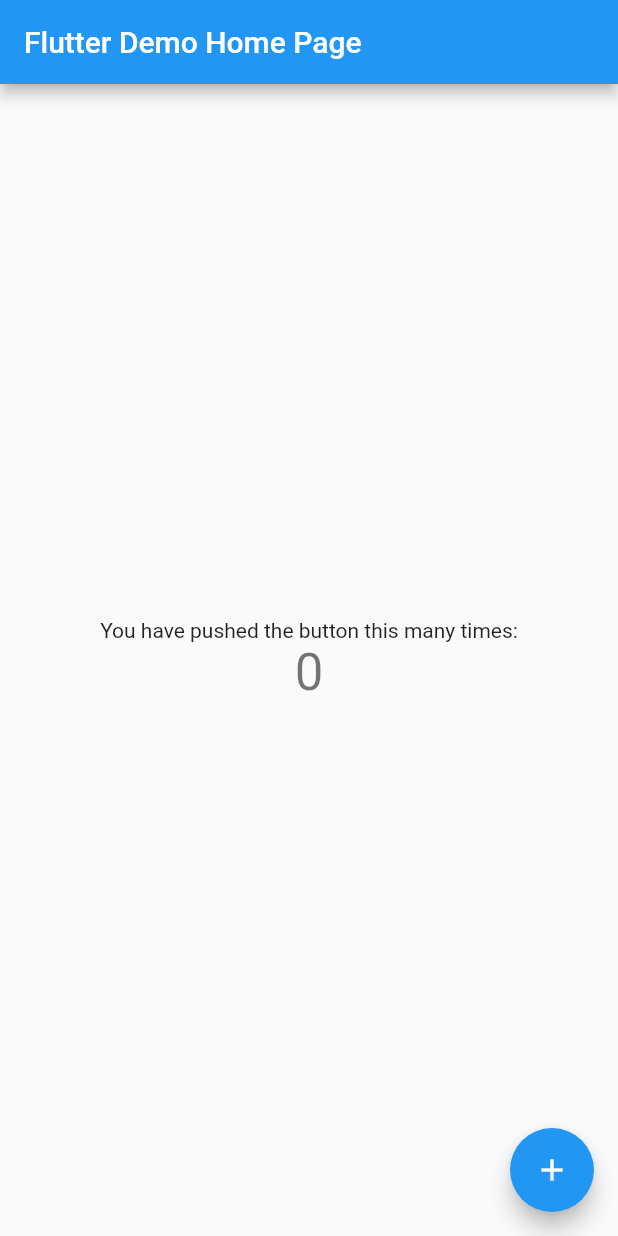
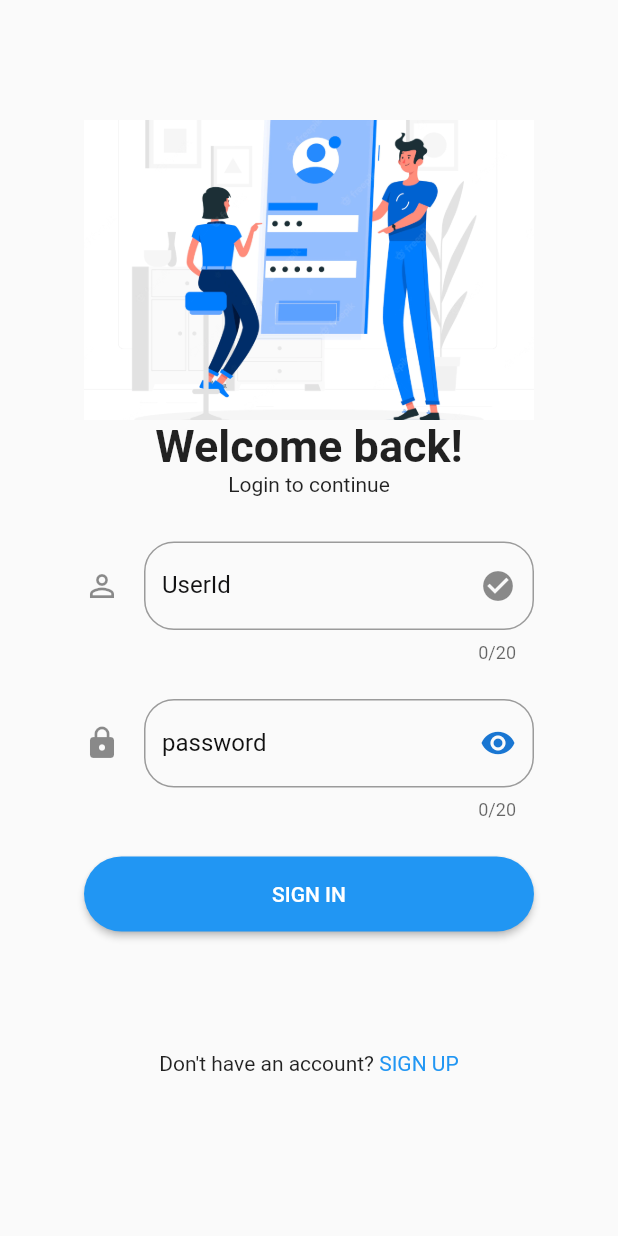
Before and after one commit to GemechisUrgessa/Flutter-UI, a Flutter app: the screen it shows after launch, on a phone screen of 412 x 824 dp. Run offline on Flutter 3.47's test engine with Material 2 defaults, Android fonts, the phone set to English and light mode, and no system bars.

Commit message:
login page

```diff
--- /dev/null
+++ b/lib/login.dart
@@ -0,0 +1,276 @@
+// import 'dart:ffi';
+
+import 'package:flutter/material.dart';
+// import 'package:formz/formz.dart';
+
+// enum PasswordInputError {
+//   noDigit,
+//   toShort,
+//   noUppercase,
+// }
+
+// class PasswordInput extends FormzInput<String, PasswordInputError> {
+//   const PasswordInput.pure() : super.pure('');
+//   const PasswordInput.dirty([String value = '']) : super.dirty(value);
+
+//   @override
+//   PasswordInputError? validator(String value) {
+//     if (value.length < 8) return PasswordInputError.toShort;
+//     if (value.contains(RegExp(r'[0-9]'))) return PasswordInputError.noDigit;
+//     if (value.contains(RegExp(r'[A-Z]'))) return PasswordInputError.noUppercase;
+
+//     return null;
+//   }
+// }
+
+class LoginPageScreen extends StatefulWidget {
+  const LoginPageScreen({Key? key}) : super(key: key);
+
+  @override
+  State<LoginPageScreen> createState() => _LoginPageScreenState();
+}
+
+class _LoginPageScreenState extends State<LoginPageScreen> {
+  final _formkey = GlobalKey<FormState>();
+
+  @override
+  Widget build(BuildContext context) {
+    // return BlocListener<LoginBloc, LoginState>(
+    //   listener: (context, state) {
+    //     if (_formkey.currentState!.validate()) {
+    //       var status = state.status;
+    //       if (status is SubmittingSuccess) {
+    //         _snackBar(context, "LogIn Success");
+    //         print("going to profi");
+    //         if (status.role == 'ADMIN') {
+    //           context.go('/admin');
+    //         } else {
+    //           context.go("/userProfile");
+    //         }
+    //       }
+    //       if (status is SubmittingFailure) {
+    //         var msg = state.status;
+    //         _snackBar(context, status.exception);
+    //         // context.read<LoginBloc>().add(const LoginSubmitted());
+    //       }
+    //     }
+    //   },
+    //   child:
+    return Scaffold(
+      body: Form(
+        key: _formkey,
+        child: Center(
+          child: SizedBox(
+            width: 300,
+            child: ListView(
+              padding: const EdgeInsets.only(top: 50),
+              children: [
+                Column(
+                  children: [
+                    const SizedBox(
+                      height: 30,
+                    ),
+                    Container(
+                      width: 300,
+                      height: 200,
+                      decoration: const BoxDecoration(
+                        image: DecorationImage(
+                          fit: BoxFit.cover,
+                          image: AssetImage("assets/Login_img.webp"),
+                        ),
+                      ),
+                    ),
+
+                    // const Icon(Icons.person_pin, size: 90),
+                    const Text(
+                      "Welcome back!",
+                      style:
+                          TextStyle(fontSize: 30, fontWeight: FontWeight.bold),
+                    ),
+                    const Text("Login to continue"),
+                    const SizedBox(height: 30),
+                    _UserIdInput(),
+                    const Padding(padding: EdgeInsets.all(12)),
+                    _PasswordInput(),
+                    const Padding(padding: EdgeInsets.all(12)),
+                    _loginButton(_formkey, context),
+
+                    const SizedBox(height: 30),
+                  ],
+                ),
+                const SizedBox(height: 50),
+                Row(
+                  mainAxisAlignment: MainAxisAlignment.center,
+                  children: [
+                    const Text("Don't have an account?"),
+                    GestureDetector(
+                      // onTap: () => context.go("/signUp"),
+                      child: const Text(
+                        " SIGN UP",
+                        style: TextStyle(color: Colors.blue),
+                      ),
+                    ),
+                  ],
+                ),
+              ],
+            ),
+          ),
+        ),
+      ),
+
+      // }
+    );
+  }
+}
+
+class _UserIdInput extends StatelessWidget {
+  @override
+  Widget build(BuildContext context) {
+    // return BlocBuilder<LoginBloc, LoginState>(
+    //   buildWhen: (previous, current) => previous.userId != current.userId,
+    //   builder: (context, state) {
+    return TextFormField(
+      autovalidateMode: AutovalidateMode.onUserInteraction,
+      validator: (value) {
+        if (value!.length < 4) {
+          return "UserName too short";
+        } else {
+          return null;
+        }
+      },
+      // => state.isUserIdValid ? null : "Invalid userId",
+      cursorColor: Colors.black,
+      maxLength: 20,
+      decoration: const InputDecoration(
+        // errorText: state.username.invalid ? 'invalid username' : null,
+        icon: Icon(Icons.person_outline),
+        focusColor: Colors.green,
+        fillColor: Colors.green,
+        labelText: 'UserId',
+        labelStyle: TextStyle(
+          color: Color.fromARGB(255, 18, 18, 19),
+        ),
+        suffixIcon: Icon(
+          Icons.check_circle,
+        ),
+        border: OutlineInputBorder(
+            borderRadius: BorderRadius.all(Radius.circular(20))),
+      ),
+      // onChanged: (userId) =>
+      // context.read<LoginBloc>().add(LoginUserIdChanged(userId)),
+    );
+  }
+}
+
+class _PasswordInput extends StatefulWidget {
+  @override
+  State<_PasswordInput> createState() => _PasswordInputState();
+}
+
+class _PasswordInputState extends State<_PasswordInput> {
+  bool _passwordVisible = false;
+
+  @override
+  Widget build(BuildContext context) {
+    // return BlocBuilder<LoginBloc, LoginState>(
+    //   buildWhen: (previous, current) => previous.password != current.password,
+    //   builder: (context, state) {
+    return TextFormField(
+      autovalidateMode: AutovalidateMode.onUserInteraction,
+      validator: (value) {
+        if (value!.length < 8) {
+          return "Password to short";
+        } else if (!value.contains(RegExp(r'[0-9]'))) {
+          return "Password should container numbers";
+        } else if (!value.contains(RegExp(r'[A-Z]'))) {
+          return "Password should container uppercase";
+        }
+        // if (value!.length < 8) {
+        //   return "Invalid password";
+        // }
+        //  else {
+        return null;
+        // }
+      },
+      //  =>
+      //     state.isPasswordValid ? null : "Invalid Password",
+      cursorColor: Colors.black,
+      maxLength: 20,
+      obscureText: _passwordVisible,
+      decoration: InputDecoration(
+        // errorText: state.password ? 'invalid password' : null,
+        icon: Icon(Icons.lock),
+
+        labelText: 'password',
+        labelStyle: TextStyle(
+          color: Color.fromARGB(255, 17, 17, 17),
+        ),
+        suffixIcon: IconButton(
+          icon: Icon(
+            // Based on passwordVisible state choose the icon
+            _passwordVisible ? Icons.visibility_off : Icons.visibility,
+            color: Theme.of(context).primaryColorDark,
+          ),
+          onPressed: () {
+            // Update the state i.e. toogle the state of passwordVisible variable
+            setState(() {
+              _passwordVisible = !_passwordVisible;
+            });
+          },
+        ),
+        border: OutlineInputBorder(
+            borderRadius: BorderRadius.all(Radius.circular(20))),
+      ),
+    );
+    // onChanged: (password) =>
+    // context.read<LoginBloc>().add(LoginPasswordChanged(password)),
+  }
+}
+
+Widget _loginButton(formkey, context) {
+  // @override
+  // Widget build(BuildContext context) {
+  // return BlocBuilder<LoginBloc, LoginState>(
+  //   buildWhen: (previous, current) => previous.status != current.status,
+  //   builder: (context, state) {
+  //     return state.status is FormSubmitting
+  //         ? const CircularProgressIndicator()
+  //         :
+  return ElevatedButton(
+    onPressed: () {
+      if (formkey.currentState!.validate()) {
+        // If the form is valid, display a snackbar. In the real world,
+        // you'd often call a server or save the information in a database.
+        ScaffoldMessenger.of(context).showSnackBar(
+          const SnackBar(content: Text('Processing Data')),
+        );
+      }
+      // if (_formkey.currentState.validate()) {
+      //   context.read<LoginBloc>().add(const LoginSubmitted());
+      //   var status = state.status;
+      // }
+    },
+    style: ElevatedButton.styleFrom(
+      minimumSize: const Size.fromHeight(50),
+      shape: RoundedRectangleBorder(
+        borderRadius: BorderRadius.circular(30.0),
+      ),
+    ),
+    child: const Text("SIGN IN"),
+  );
+  // },
+  // );
+}
+// // }
+
+// void _snackBar(context, message) {
+//   Color color;
+//   message == "LogIn Success" ? color = Colors.blue : color = Colors.red;
+//   final snackBar = SnackBar(
+//     backgroundColor: color,
+//     content: Text('$message'),
+//   );
+
+//   ScaffoldMessenger.of(context).showSnackBar(snackBar);
+//   // context.go("/signUp");
+// }
--- a/lib/main.dart
+++ b/lib/main.dart
@@ -1,4 +1,6 @@
 import 'package:flutter/material.dart';
+
+import 'login.dart';
 
 void main() {
   runApp(const MyApp());
@@ -11,105 +13,12 @@ class MyApp extends StatelessWidget {
   @override
   Widget build(BuildContext context) {
     return MaterialApp(
-      title: 'Flutter Demo',
+      debugShowCheckedModeBanner: false,
+      title: '>>> APP',
       theme: ThemeData(
-        // This is the theme of your application.
-        //
-        // Try running your application with "flutter run". You'll see the
-        // application has a blue toolbar. Then, without quitting the app, try
-        // changing the primarySwatch below to Colors.green and then invoke
-        // "hot reload" (press "r" in the console where you ran "flutter run",
-        // or simply save your changes to "hot reload" in a Flutter IDE).
-        // Notice that the counter didn't reset back to zero; the application
-        // is not restarted.
         primarySwatch: Colors.blue,
       ),
-      home: const MyHomePage(title: 'Flutter Demo Home Page'),
+      home: const LoginPageScreen(),
     );
   }
 }
-
-class MyHomePage extends StatefulWidget {
-  const MyHomePage({super.key, required this.title});
-
-  // This widget is the home page of your application. It is stateful, meaning
-  // that it has a State object (defined below) that contains fields that affect
-  // how it looks.
-
-  // This class is the configuration for the state. It holds the values (in this
-  // case the title) provided by the parent (in this case the App widget) and
-  // used by the build method of the State. Fields in a Widget subclass are
-  // always marked "final".
-
-  final String title;
-
-  @override
-  State<MyHomePage> createState() => _MyHomePageState();
-}
-
-class _MyHomePageState extends State<MyHomePage> {
-  int _counter = 0;
-
-  void _incrementCounter() {
-    setState(() {
-      // This call to setState tells the Flutter framework that something has
-      // changed in this State, which causes it to rerun the build method below
-      // so that the display can reflect the updated values. If we changed
-      // _counter without calling setState(), then the build method would not be
-      // called again, and so nothing would appear to happen.
-      _counter++;
-    });
-  }
-
-  @override
-  Widget build(BuildContext context) {
-    // This method is rerun every time setState is called, for instance as done
-    // by the _incrementCounter method above.
-    //
-    // The Flutter framework has been optimized to make rerunning build methods
-    // fast, so that you can just rebuild anything that needs updating rather
-    // than having to individually change instances of widgets.
-    return Scaffold(
-      appBar: AppBar(
-        // Here we take the value from the MyHomePage object that was created by
-        // the App.build method, and use it to set our appbar title.
-        title: Text(widget.title),
-      ),
-      body: Center(
-        // Center is a layout widget. It takes a single child and positions it
-        // in the middle of the parent.
-        child: Column(
-          // Column is also a layout widget. It takes a list of children and
-          // arranges them vertically. By default, it sizes itself to fit its
-          // children horizontally, and tries to be as tall as its parent.
-          //
-          // Invoke "debug painting" (press "p" in the console, choose the
-          // "Toggle Debug Paint" action from the Flutter Inspector in Android
-          // Studio, or the "Toggle Debug Paint" command in Visual Studio Code)
-          // to see the wireframe for each widget.
-          //
-          // Column has various properties to control how it sizes itself and
-          // how it positions its children. Here we use mainAxisAlignment to
-          // center the children vertically; the main axis here is the vertical
-          // axis because Columns are vertical (the cross axis would be
-          // horizontal).
-          mainAxisAlignment: MainAxisAlignment.center,
-          children: <Widget>[
-            const Text(
-              'You have pushed the button this many times:',
-            ),
-            Text(
-              '$_counter',
-              style: Theme.of(context).textTheme.headline4,
-            ),
-          ],
-        ),
-      ),
-      floatingActionButton: FloatingActionButton(
-        onPressed: _incrementCounter,
-        tooltip: 'Increment',
-        child: const Icon(Icons.add),
-      ), // This trailing comma makes auto-formatting nicer for build methods.
-    );
-  }
-}
--- a/pubspec.yaml
+++ b/pubspec.yaml
@@ -60,8 +60,8 @@ flutter:
   uses-material-design: true
 
   # To add assets to your application, add an assets section, like this:
-  # assets:
-  #   - images/a_dot_burr.jpeg
+  assets:
+    - assets/
   #   - images/a_dot_ham.jpeg
 
   # An image asset can refer to one or more resolution-specific "variants", see
```
Also changed, not shown: assets/Login_img.webp (added).
